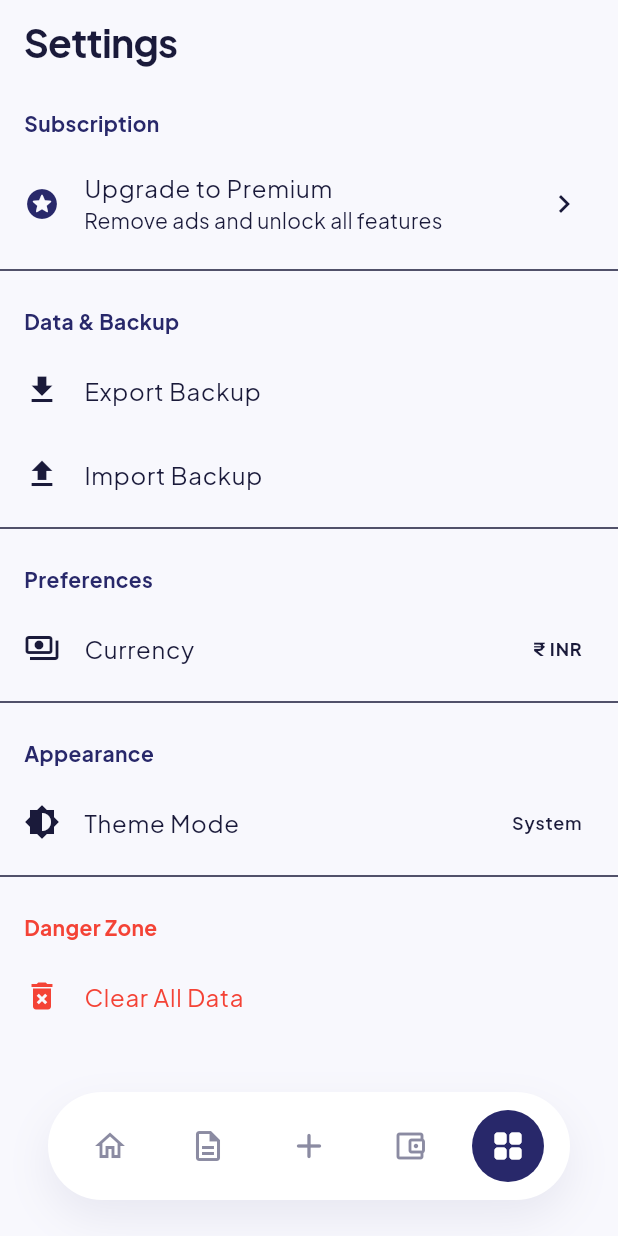
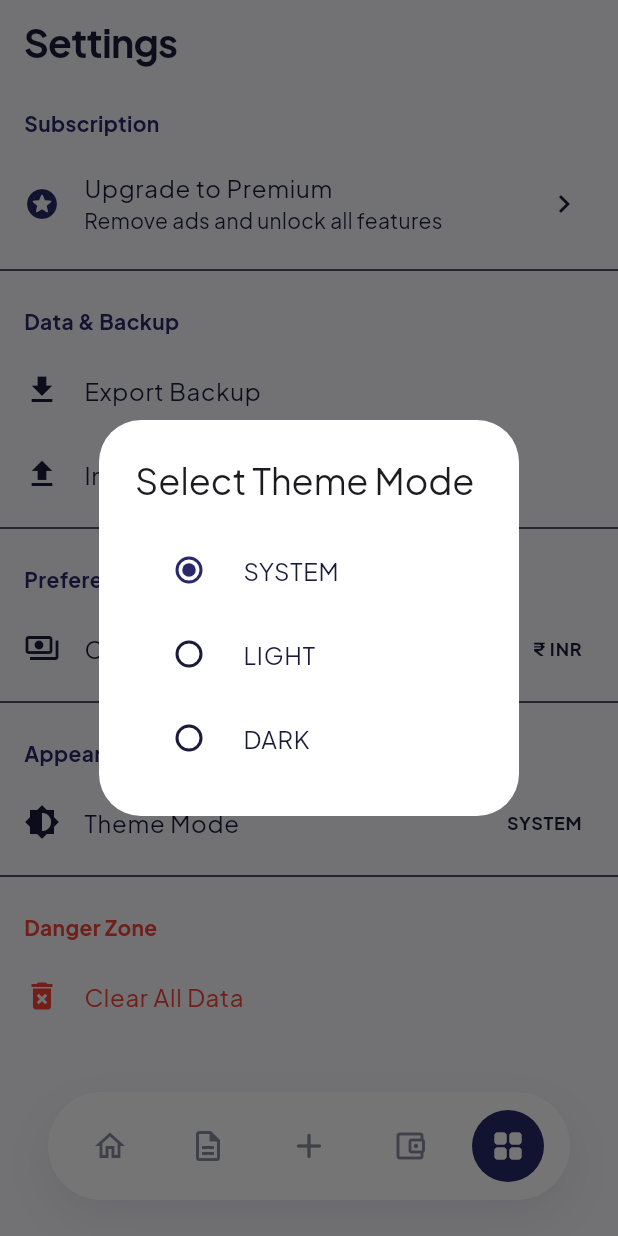
Before and after one commit to sooubh-labs/Pactora, a Flutter app: the SettingsScreen screen opened by its route, after a tap on "Theme Mode", on a phone screen of 412 x 824 dp. Run offline on Flutter 3.47's test engine with Material 3 defaults, Android fonts, the phone set to English and light mode, and no system bars; our stand-ins replace file_picker, fl_chart, flutter_local_notifications, flutter_riverpod, flutter_slidable, gap and 12 more; missing offline and left inert: fast_contacts; accounts and stored records are empty; generated files the repository leaves out were written again.

Commit message:
feat: add theme mode selector to settings screen

```diff
--- a/lib/features/settings/presentation/settings_screen.dart
+++ b/lib/features/settings/presentation/settings_screen.dart
@@ -83,8 +83,11 @@ class SettingsScreen extends ConsumerWidget {
           ListTile(
             leading: const Icon(Icons.brightness_6),
             title: const Text('Theme Mode'),
-            trailing: const Text('System'),
-            onTap: () {},
+            trailing: Text(
+              prefs.themeMode.name.toUpperCase(),
+              style: const TextStyle(fontWeight: FontWeight.bold),
+            ),
+            onTap: () => _showThemeDialog(context, ref),
           ),
           const Divider(),
           const _SettingsHeader(title: 'Danger Zone', color: Colors.red),
@@ -94,6 +97,33 @@ class SettingsScreen extends ConsumerWidget {
             onTap: () => _showClearDataDialog(context),
           ),
         ],
+      ),
+    );
+  }
+
+  void _showThemeDialog(BuildContext context, WidgetRef ref) {
+    final currentTheme = ref.read(userPreferencesProvider).themeMode;
+
+    showDialog(
+      context: context,
+      builder: (context) => AlertDialog(
+        title: const Text('Select Theme Mode'),
+        content: Column(
+          mainAxisSize: MainAxisSize.min,
+          children: AppThemeMode.values.map((mode) {
+            return RadioListTile<AppThemeMode>(
+              title: Text(mode.name.toUpperCase()),
+              value: mode,
+              groupValue: currentTheme,
+              onChanged: (val) {
+                if (val != null) {
+                  ref.read(userPreferencesProvider.notifier).setThemeMode(val);
+                  Navigator.pop(context);
+                }
+              },
+            );
+          }).toList(),
+        ),
       ),
     );
   }
```
